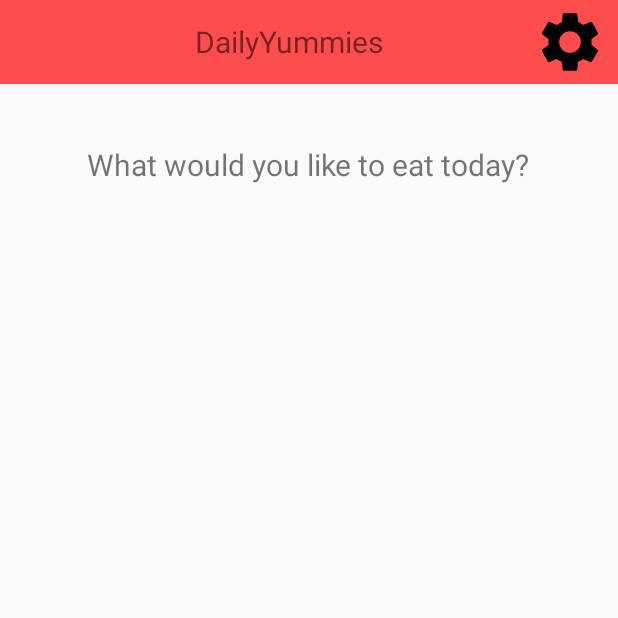
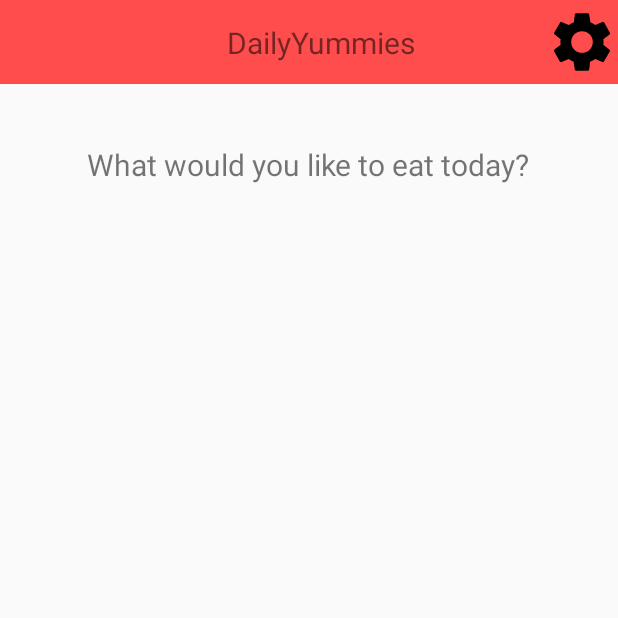
Before and after one commit to 445611/DailyYummis, an Android app: the screen it shows after launch (MainActivity), on a phone screen of 412 x 824 dp, the top half of it. Run offline under Robolectric (Android 15) with nearby library versions, the phone set to English and light mode, and no system bars.

Commit message:
Settings activity added. Connection between settings and main activity via buttons.

```diff
--- a/App/app/src/main/res/layout/toolbar_home_layout.xml
+++ b/App/app/src/main/res/layout/toolbar_home_layout.xml
@@ -1,17 +1,29 @@
 <?xml version="1.0" encoding="utf-8"?>
-<androidx.appcompat.widget.Toolbar xmlns:android="http://schemas.android.com/apk/res/android"
+<androidx.appcompat.widget.Toolbar
+    xmlns:android="http://schemas.android.com/apk/res/android"
+    xmlns:app="http://schemas.android.com/apk/res-auto"
+    android:id="@+id/main_toolbar"
     android:layout_width="match_parent"
     android:layout_height="wrap_content"
     android:background="@color/colorMainBarRed"
-    android:id="@+id/main_toolbar">
+    app:layout_constraintEnd_toEndOf="parent"
+    app:layout_constraintStart_toStartOf="parent"
+    app:layout_constraintTop_toTopOf="parent">
+
+    <androidx.constraintlayout.widget.ConstraintLayout
+        android:layout_width="match_parent"
+        android:layout_height="match_parent">
 
         <TextView
+            android:id="@+id/main_toolbar_title"
             android:layout_width="wrap_content"
             android:layout_height="wrap_content"
             android:text="@string/app_name"
-        android:textSize="20dp"
-        android:layout_marginLeft="130dp"
-        android:id="@+id/main_toolbar_title"/>
+            android:textSize="20sp"
+            app:layout_constraintBottom_toBottomOf="parent"
+            app:layout_constraintEnd_toEndOf="parent"
+            app:layout_constraintStart_toStartOf="parent"
+            app:layout_constraintTop_toTopOf="parent" />
 
         <ImageButton
             android:id="@+id/settings_button"
@@ -19,6 +31,10 @@
             android:layout_height="48dp"
             android:background="@color/colorMainBarRed"
             android:src="@drawable/ic_settings_black_24dp"
-        android:layout_marginLeft="100dp" />
+            app:layout_constraintBottom_toBottomOf="parent"
+            app:layout_constraintEnd_toEndOf="parent"
+            app:layout_constraintTop_toTopOf="parent" />
+
+    </androidx.constraintlayout.widget.ConstraintLayout>
 
 </androidx.appcompat.widget.Toolbar>
```
Also changed, not shown: App/app/src/main/res/layout/toolbar_settings_layout.xml (+20 -5 lines), 1 other file. Lines whose indentation alone changed are shown as unchanged.
